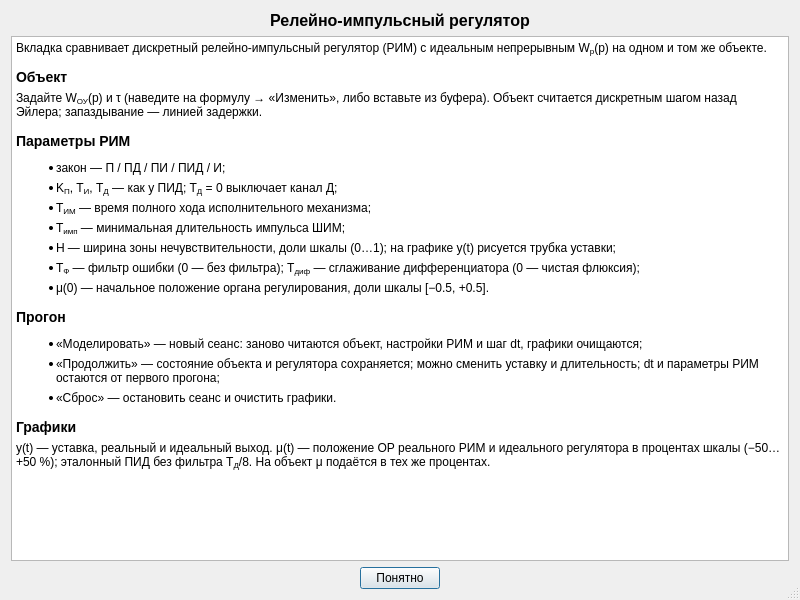
This is ui/dialogs/help-dialog.ui in VadmanBat/Irbis as Qt 5 draws it before an edit. The edited form follows.
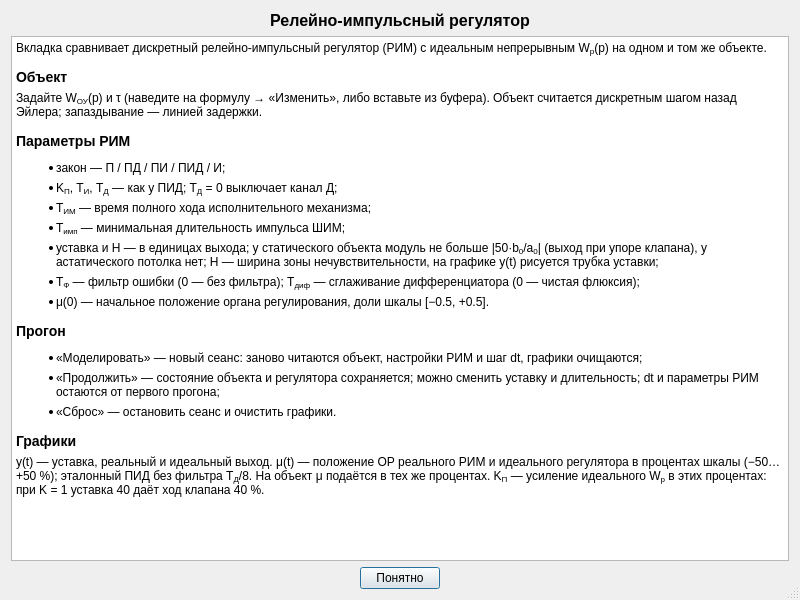
This is the edited form. The open tabs and pages were chosen to show the change.

```diff
--- a/ui/dialogs/help-dialog.ui
+++ b/ui/dialogs/help-dialog.ui
@@ -172,7 +172,7 @@
          <bool>true</bool>
         </property>
         <property name="html">
-         <string>&lt;style&gt;p { text-align: justify; text-indent: 1.2em; margin: 0 0 8px 0; }h3 { font-size: 11pt; margin: 14px 0 6px 0; }ul { margin: 0 0 10px 1.4em; padding: 0; }li { margin: 0 0 6px 0; text-align: justify; }&lt;/style&gt;&lt;p&gt;Вкладка сравнивает дискретный релейно-импульсный регулятор (РИМ) с идеальным непрерывным W&lt;sub&gt;р&lt;/sub&gt;(p) на одном и том же объекте.&lt;/p&gt;&lt;h3&gt;Объект&lt;/h3&gt;&lt;p&gt;Задайте W&lt;sub&gt;ОУ&lt;/sub&gt;(p) и τ (наведите на формулу → «Изменить», либо вставьте из буфера). Объект считается дискретным шагом назад Эйлера; запаздывание — линией задержки.&lt;/p&gt;&lt;h3&gt;Параметры РИМ&lt;/h3&gt;&lt;ul&gt;&lt;li&gt;закон — П / ПД / ПИ / ПИД / И;&lt;/li&gt;&lt;li&gt;K&lt;sub&gt;П&lt;/sub&gt;, T&lt;sub&gt;И&lt;/sub&gt;, T&lt;sub&gt;Д&lt;/sub&gt; — как у ПИД; T&lt;sub&gt;Д&lt;/sub&gt; = 0 выключает канал Д;&lt;/li&gt;&lt;li&gt;T&lt;sub&gt;ИМ&lt;/sub&gt; — время полного хода исполнительного механизма;&lt;/li&gt;&lt;li&gt;T&lt;sub&gt;имп&lt;/sub&gt; — минимальная длительность импульса ШИМ;&lt;/li&gt;&lt;li&gt;H — ширина зоны нечувствительности, доли шкалы (0…1); на графике y(t) рисуется трубка уставки;&lt;/li&gt;&lt;li&gt;T&lt;sub&gt;Ф&lt;/sub&gt; — фильтр ошибки (0 — без фильтра); T&lt;sub&gt;диф&lt;/sub&gt; — сглаживание дифференциатора (0 — чистая флюксия);&lt;/li&gt;&lt;li&gt;μ(0) — начальное положение органа регулирования, доли шкалы [−0.5, +0.5].&lt;/li&gt;&lt;/ul&gt;&lt;h3&gt;Прогон&lt;/h3&gt;&lt;ul&gt;&lt;li&gt;«Моделировать» — новый сеанс: заново читаются объект, настройки РИМ и шаг dt, графики очищаются;&lt;/li&gt;&lt;li&gt;«Продолжить» — состояние объекта и регулятора сохраняется; можно сменить уставку и длительность; dt и параметры РИМ остаются от первого прогона;&lt;/li&gt;&lt;li&gt;«Сброс» — остановить сеанс и очистить графики.&lt;/li&gt;&lt;/ul&gt;&lt;h3&gt;Графики&lt;/h3&gt;&lt;p&gt;y(t) — уставка, реальный и идеальный выход. μ(t) — положение ОР реального РИМ и идеального регулятора в процентах шкалы (−50…+50&amp;nbsp;%); эталонный ПИД без фильтра T&lt;sub&gt;Д&lt;/sub&gt;/8. На объект μ подаётся в тех же процентах.&lt;/p&gt;</string>
+         <string>&lt;style&gt;p { text-align: justify; text-indent: 1.2em; margin: 0 0 8px 0; }h3 { font-size: 11pt; margin: 14px 0 6px 0; }ul { margin: 0 0 10px 1.4em; padding: 0; }li { margin: 0 0 6px 0; text-align: justify; }&lt;/style&gt;&lt;p&gt;Вкладка сравнивает дискретный релейно-импульсный регулятор (РИМ) с идеальным непрерывным W&lt;sub&gt;р&lt;/sub&gt;(p) на одном и том же объекте.&lt;/p&gt;&lt;h3&gt;Объект&lt;/h3&gt;&lt;p&gt;Задайте W&lt;sub&gt;ОУ&lt;/sub&gt;(p) и τ (наведите на формулу → «Изменить», либо вставьте из буфера). Объект считается дискретным шагом назад Эйлера; запаздывание — линией задержки.&lt;/p&gt;&lt;h3&gt;Параметры РИМ&lt;/h3&gt;&lt;ul&gt;&lt;li&gt;закон — П / ПД / ПИ / ПИД / И;&lt;/li&gt;&lt;li&gt;K&lt;sub&gt;П&lt;/sub&gt;, T&lt;sub&gt;И&lt;/sub&gt;, T&lt;sub&gt;Д&lt;/sub&gt; — как у ПИД; T&lt;sub&gt;Д&lt;/sub&gt; = 0 выключает канал Д;&lt;/li&gt;&lt;li&gt;T&lt;sub&gt;ИМ&lt;/sub&gt; — время полного хода исполнительного механизма;&lt;/li&gt;&lt;li&gt;T&lt;sub&gt;имп&lt;/sub&gt; — минимальная длительность импульса ШИМ;&lt;/li&gt;&lt;li&gt;уставка и H — в единицах выхода; у статического объекта модуль не больше |50·b&lt;sub&gt;0&lt;/sub&gt;/a&lt;sub&gt;0&lt;/sub&gt;| (выход при упоре клапана), у астатического потолка нет; H — ширина зоны нечувствительности, на графике y(t) рисуется трубка уставки;&lt;/li&gt;&lt;li&gt;T&lt;sub&gt;Ф&lt;/sub&gt; — фильтр ошибки (0 — без фильтра); T&lt;sub&gt;диф&lt;/sub&gt; — сглаживание дифференциатора (0 — чистая флюксия);&lt;/li&gt;&lt;li&gt;μ(0) — начальное положение органа регулирования, доли шкалы [−0.5, +0.5].&lt;/li&gt;&lt;/ul&gt;&lt;h3&gt;Прогон&lt;/h3&gt;&lt;ul&gt;&lt;li&gt;«Моделировать» — новый сеанс: заново читаются объект, настройки РИМ и шаг dt, графики очищаются;&lt;/li&gt;&lt;li&gt;«Продолжить» — состояние объекта и регулятора сохраняется; можно сменить уставку и длительность; dt и параметры РИМ остаются от первого прогона;&lt;/li&gt;&lt;li&gt;«Сброс» — остановить сеанс и очистить графики.&lt;/li&gt;&lt;/ul&gt;&lt;h3&gt;Графики&lt;/h3&gt;&lt;p&gt;y(t) — уставка, реальный и идеальный выход. μ(t) — положение ОР реального РИМ и идеального регулятора в процентах шкалы (−50…+50&amp;nbsp;%); эталонный ПИД без фильтра T&lt;sub&gt;Д&lt;/sub&gt;/8. На объект μ подаётся в тех же процентах. K&lt;sub&gt;П&lt;/sub&gt; — усиление идеального W&lt;sub&gt;р&lt;/sub&gt; в этих процентах: при K = 1 уставка 40 даёт ход клапана 40&amp;nbsp;%.&lt;/p&gt;</string>
         </property>
        </widget>
       </item>
```
